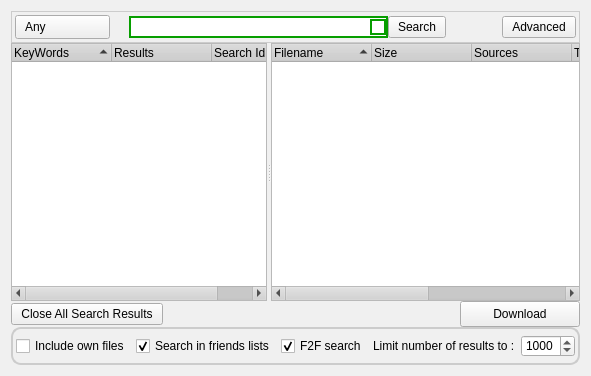
Old version of the form retroshare-gui/src/gui/SearchDialog.ui in the repository RetroShare/RetroShare.
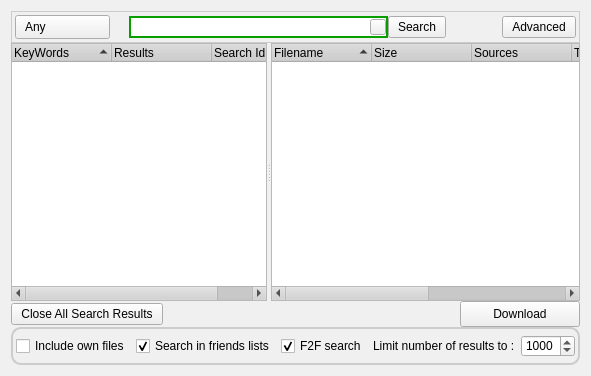
New version of the form. Icons and pictures are not drawn. Custom widgets are drawn as their Qt base class.

Commit message: fix for the searchline stylesheet

What changed in the file:
```diff
--- a/retroshare-gui/src/gui/SearchDialog.ui
+++ b/retroshare-gui/src/gui/SearchDialog.ui
@@ -706,8 +706,8 @@
            </size>
           </property>
           <property name="styleSheet">
-           <string notr="true">border: 2px solid #079E00;
-background: white;</string>
+           <string notr="true">QFrame#searchlineframe{border: 2px solid #079E00;
+background: white;}</string>
           </property>
           <property name="frameShape">
            <enum>QFrame::StyledPanel</enum>
```
The commit also changes 1 other file.
